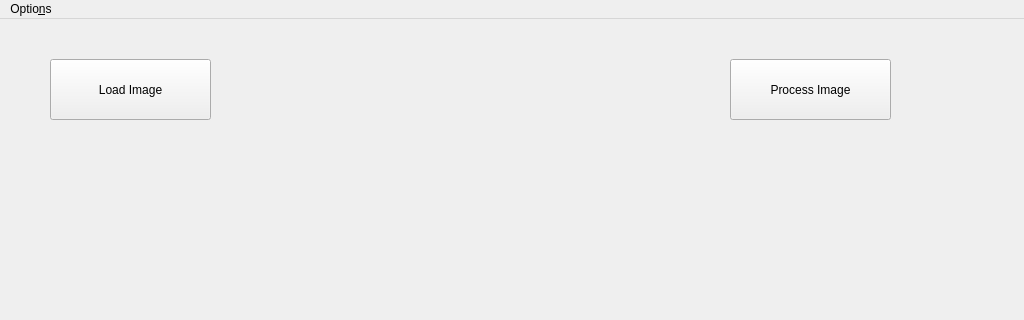
Qt form intelliui/IntelliUI/mainwindow.ui (Chaitanya-git/Intellidetect) before a commit; both pictures show x 0 to 1024 and y 0 to 320 of the 1024 by 768 pixel window.
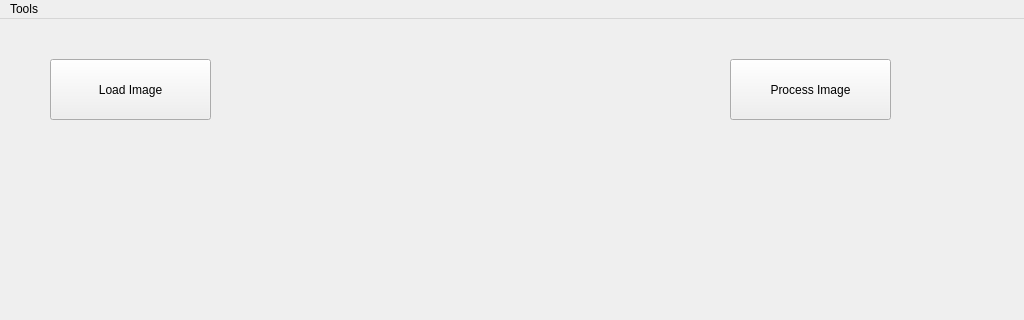
The same form after that commit.

```diff
--- a/intelliui/IntelliUI/mainwindow.ui
+++ b/intelliui/IntelliUI/mainwindow.ui
@@ -122,12 +122,12 @@
      <x>0</x>
      <y>0</y>
      <width>1024</width>
-     <height>25</height>
+     <height>22</height>
     </rect>
    </property>
    <widget class="QMenu" name="menuOptions">
     <property name="title">
-     <string>Optio&amp;ns</string>
+     <string>Tools</string>
     </property>
     <addaction name="actionTrain_from_file"/>
     <addaction name="actionTrain_for_current_input"/>
```
Left out of the diff: 23 changed lines with no effect on the pictures.
